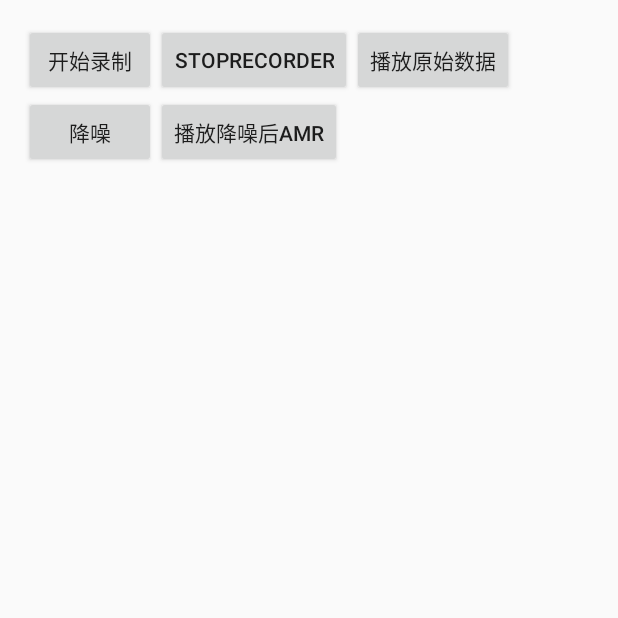
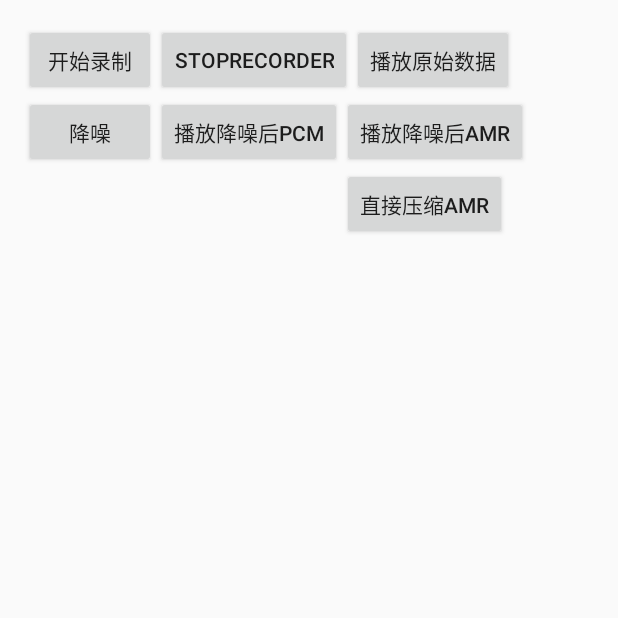
Before and after one commit to shangriDong/AudioRAndSpeex, an Android app: the screen it shows after launch (MainActivity), after a tap on "开始录制", on a phone screen of 412 x 824 dp, the top half of it. Run offline under Robolectric (Android 15) with nearby library versions, the light colour scheme and no system bars; 1 statement that could not run was skipped.

Commit message:
可以压缩amr,单播放有杂音

```diff
--- a/app/src/main/java/android/media/AmrInputStream.java
+++ b/app/src/main/java/android/media/AmrInputStream.java
@@ -1,4 +1,6 @@
 package android.media;
+
+import android.util.Log;
 
 import java.io.IOException;
 import java.io.InputStream;
@@ -39,6 +41,7 @@ public final class AmrInputStream extends InputStream {
     public AmrInputStream(InputStream inputStream) {
         mInputStream = inputStream;
         mGae = GsmAmrEncoderNew();
+        Log.d("shangri", "mGae = " + mGae);
         GsmAmrEncoderInitialize(mGae);
     }
 
--- a/app/src/main/java/com/ccut/shangri/audiorecorder/IMAudioRecorder.java
+++ b/app/src/main/java/com/ccut/shangri/audiorecorder/IMAudioRecorder.java
@@ -15,7 +15,10 @@ import java.io.File;
 import java.io.FileOutputStream;
 import java.io.IOException;
 import java.io.OutputStream;
+import java.nio.ByteBuffer;
+import java.nio.ShortBuffer;
 import java.text.SimpleDateFormat;
+import java.util.ArrayList;
 import java.util.Date;
 import java.util.List;
 import java.util.Objects;
@@ -65,6 +68,12 @@ public class IMAudioRecorder implements Runnable {
 
         try {
             // Create a DataOuputStream to write the audio data into the saved file.
+            mIMSpeexDSP.init();
+
+            FileOutputStream denoiseOS = new FileOutputStream(Environment.getExternalStorageDirectory().getAbsolutePath() + "/adcd.pcm");
+            BufferedOutputStream deBos = new BufferedOutputStream(denoiseOS);
+            DataOutputStream dedos = new DataOutputStream(deBos);
+
             os = new FileOutputStream(file);
             BufferedOutputStream bos = new BufferedOutputStream(os);
             dos = new DataOutputStream(bos);
@@ -79,25 +88,46 @@ public class IMAudioRecorder implements Runnable {
 
             isRecording = true ;
 
-            mAmrEncoder.pcm2AmrHeader(getAmrFilePatgh());
+            mAmrEncoder.pcm2AmrHeader(Environment.getExternalStorageDirectory().getAbsolutePath() + "/denoise_amr.amr");
 
             while (isRecording) {
                 int bufferReadResult = audioRecord.read(buffer, 0, mMinBufferSize);
                 for (int i = 0; i < bufferReadResult; i++) {
                     dos.writeShort(buffer[i]);
                 }
-                Log.d(TAG, "bufferReadResult = " + bufferReadResult + "mMinBufferSize = " + mMinBufferSize);
+                Log.d(TAG, "bufferReadResult = " + bufferReadResult + " mMinBufferSize = " + mMinBufferSize);
 
-                //mIMSpeexDSP.denoise(buffer, 0, pcmSpeexBuffer, bufferReadResult); //降噪
+                short[] pcm = new short[bufferReadResult];
 
-                mAmrEncoder.pcm2AmrProess(new ByteArrayInputStream(pcmSpeexBuffer), getFilePath()); //压缩amr
+                mIMSpeexDSP.denoise(buffer, 0, pcm, bufferReadResult); //降噪
 
+                ByteBuffer buffer_byte = ByteBuffer.allocate(pcm.length * 2);
+                ShortBuffer shortBuffer = buffer_byte.asShortBuffer();
+                shortBuffer.put(pcm);
+                byte[]data_new = new byte[pcm.length * 2];
+                buffer_byte.get(data_new);
+
+                for (int i = 0; i < pcm.length * 2; i+=2) {
+                    byte a = data_new[i];
+                    data_new[i] = data_new[i + 1];
+                    data_new[i + 1] = a;
+                }
+
+                for (int i = 0; i < bufferReadResult / 160; i++) {
+                    byte[] data_1 = new byte[bufferReadResult * 2 / 3];
+                    System.arraycopy(data_new, i * 160 * 2, data_1, 0, 160 * 2);
+                    mAmrEncoder.pcm2AmrProess(new ByteArrayInputStream(data_1),
+                            Environment.getExternalStorageDirectory().getAbsolutePath() + "/denoise_amr.amr"); //压缩amr
+                }
+                for (int i = 0; i < bufferReadResult; i++) {
+                    dedos.writeShort(pcm[i]);
+                }
             }
 
             audioRecord.stop();
             audioRecord.release();
             dos.close();
-
+            dedos.close();
             mIMSpeexDSP.close();
 
         } catch (Throwable t) {
--- a/app/src/main/java/com/ccut/shangri/audiorecorder/IMSpeexDSP.java
+++ b/app/src/main/java/com/ccut/shangri/audiorecorder/IMSpeexDSP.java
@@ -15,12 +15,12 @@ public class IMSpeexDSP {
     private final static String TAG = "shangri";
 
     public IMSpeexDSP() {
-        init(896);
+        init();
     }
 
-    public void init(int size) {
+    public void init() {
         load();
-        open(size);
+        initDenoise(160, 8000);
         Log.d(TAG, "speex opened");
     }
 
@@ -36,9 +36,9 @@ public class IMSpeexDSP {
         }
     }
 
-    public native int open(int size);
+    public native int initDenoise(int size, int rate);
 
-    public native int denoise(short lin[], int offset, byte encoded[], int size);
+    public native int denoise(short lin[], int offset, short encoded[], int size);
 
     public native void close();
 
--- a/app/src/main/java/com/ccut/shangri/audiorecorder/MainActivity.java
+++ b/app/src/main/java/com/ccut/shangri/audiorecorder/MainActivity.java
@@ -1,10 +1,14 @@
 package com.ccut.shangri.audiorecorder;
 
 import android.app.Activity;
+import android.media.MediaPlayer;
 import android.os.Bundle;
+import android.os.Environment;
 import android.util.Log;
 import android.view.View;
 import android.widget.Button;
+
+import java.io.IOException;
 
 public class MainActivity extends Activity {
 
@@ -15,7 +19,9 @@ public class MainActivity extends Activity {
     private IMAudioRecorder mAudioRecorder;
     private IMAudioTrack mAudioTrackPCM;
     private IMAudioTrack mAudioTrackAMR;
-    private Button mPlayAmrBtn;
+    private Button mPlayDenoisePCMBtn;
+    private Button mPlayDenoiseAmrBtn;
+    private Button mZhiyaAmrBtn;
 
     private IMSpeexDSP mIMSpeexDSP;
 
@@ -25,7 +31,7 @@ public class MainActivity extends Activity {
         setContentView(R.layout.activity_main);
 
         mAudioTrackPCM = new IMAudioTrack("/reverseme.pcm");
-        mAudioTrackAMR = new IMAudioTrack("/denose.pcm");
+        mAudioTrackAMR = new IMAudioTrack("/adcd.pcm");
 
         mAudioRecorder = new IMAudioRecorder();
         mIMSpeexDSP = new IMSpeexDSP();
@@ -38,7 +44,9 @@ public class MainActivity extends Activity {
         mStopRecordBtn = (Button)findViewById(R.id.stop_record_btn);
         mPlayPcmBtn = (Button)findViewById(R.id.play_pcm_btn);
         mDenoiseAndPlayAmrBtn = (Button)findViewById(R.id.preocess_play_amr_btn);
-        mPlayAmrBtn = (Button)findViewById(R.id.play_amr_btn);
+        mPlayDenoisePCMBtn = (Button)findViewById(R.id.play_amr_btn);
+        mPlayDenoiseAmrBtn = (Button)findViewById(R.id.play_denose_amr_btn);
+        mZhiyaAmrBtn = (Button)findViewById(R.id.amr_btn);
     }
 
     Button.OnClickListener mL = new Button.OnClickListener() {
@@ -60,7 +68,21 @@ public class MainActivity extends Activity {
                     Log.d("shangri", "preocess_play_amr_btn end");
                     break;
                 case R.id.play_amr_btn:
+                    Log.d("shangri", "play pcm /adcd.pcm");
                     new Thread(mAudioTrackAMR).start();
+                    break;
+                case R.id.play_denose_amr_btn:
+                    MediaPlayer mp=new MediaPlayer();
+                    try {
+                        mp.setDataSource(Environment.getExternalStorageDirectory().getAbsolutePath() + "/denoise_amr.amr");
+                        mp.prepare();
+                        mp.start();
+                    } catch (IOException e) {
+                        Log.e("shangri", "" +e);
+                    }
+                    break;
+                case R.id.amr_btn:
+                    startTransfer();
                     break;
                 default:
                     break;
@@ -73,7 +95,9 @@ public class MainActivity extends Activity {
         mStopRecordBtn.setOnClickListener(mL);
         mPlayPcmBtn.setOnClickListener(mL);
         mDenoiseAndPlayAmrBtn.setOnClickListener(mL);
-        mPlayAmrBtn.setOnClickListener(mL);
+        mPlayDenoisePCMBtn.setOnClickListener(mL);
+        mPlayDenoiseAmrBtn.setOnClickListener(mL);
+        mZhiyaAmrBtn.setOnClickListener(mL);
     }
 
     private void startTransfer() {
@@ -81,7 +105,16 @@ public class MainActivity extends Activity {
 
             @Override
             public void onSuccess() {
-                transferSuccess();
+                Log.i("shangri", "play testZhiya");
+                //transferSuccess();
+                MediaPlayer mp=new MediaPlayer();
+                try {
+                    mp.setDataSource(Environment.getExternalStorageDirectory().getAbsolutePath() + "/testZhiya.amr");
+                    mp.prepare();
+                    mp.start();
+                } catch (IOException e) {
+                    Log.e("shangri", "" +e);
+                }
             }
 
             @Override
--- a/app/src/main/res/layout/activity_main.xml
+++ b/app/src/main/res/layout/activity_main.xml
@@ -40,7 +40,23 @@
         android:layout_width="wrap_content"
         android:layout_height="wrap_content"
         android:id="@+id/play_amr_btn"
-        android:text="播放降噪后amr"
+        android:text="播放降噪后pcm"
         android:layout_below="@id/start_record_btn"
         android:layout_toRightOf="@id/start_record_btn"/>
+
+    <Button
+        android:layout_width="wrap_content"
+        android:layout_height="wrap_content"
+        android:id="@+id/play_denose_amr_btn"
+        android:text="播放降噪后Amr"
+        android:layout_below="@id/start_record_btn"
+        android:layout_toRightOf="@id/play_amr_btn"/>
+
+    <Button
+        android:layout_width="wrap_content"
+        android:layout_height="wrap_content"
+        android:id="@+id/amr_btn"
+        android:text="直接压缩AMR"
+        android:layout_below="@id/preocess_play_amr_btn"
+        android:layout_toRightOf="@id/play_amr_btn"/>
 </RelativeLayout>
```
Also changed, not shown: app/src/main/java/com/ccut/shangri/audiorecorder/TransferThread.java (+8 -8 lines), 7 other files.
